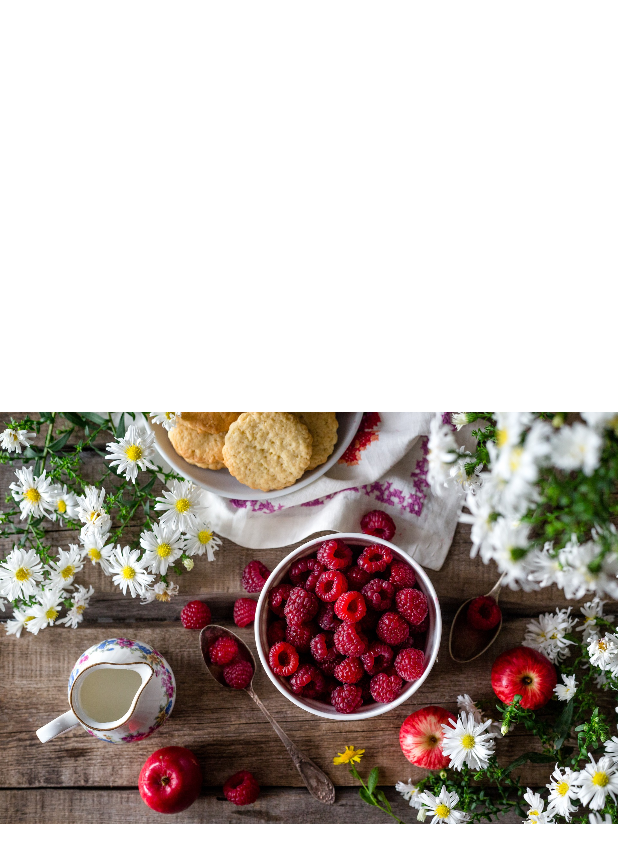
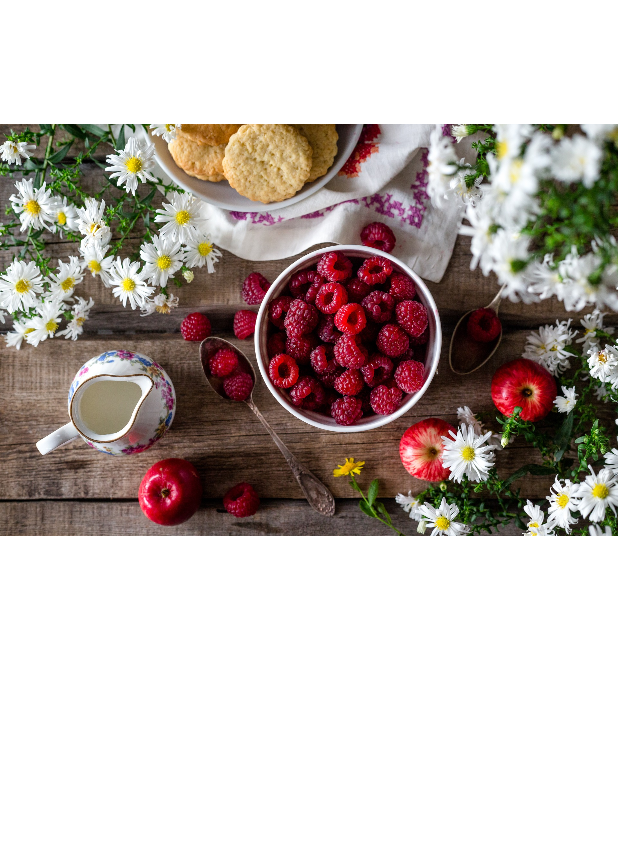
Before and after one commit to jin5578/SeoulContest, an Android app: the layout revise_layout.xml on its own in the app's theme, with its tools: preview values and no code run, on a phone screen of 412 x 824 dp. Shown: the top 863 px of the screen. Run offline under Robolectric (Android 15) with nearby library versions, the phone set to English and light mode, and no system bars.

Commit message:
PhotoActivity  - ImageView Size 변경

```diff
--- a/app/src/main/java/com/tistory/jeongs0222/seoulcontest/ui/photoshop/PhotoshopActivity.kt
+++ b/app/src/main/java/com/tistory/jeongs0222/seoulcontest/ui/photoshop/PhotoshopActivity.kt
@@ -11,6 +11,9 @@ import android.transition.TransitionManager
 import android.util.Log
 import android.view.View
 import com.bumptech.glide.Glide
+import com.bumptech.glide.RequestBuilder
+import com.bumptech.glide.RequestManager
+import com.bumptech.glide.request.RequestOptions
 import com.tistory.jeongs0222.seoulcontest.R
 import com.tistory.jeongs0222.seoulcontest.util.copy
 import com.tistory.jeongs0222.seoulcontest.util.updateWith
--- a/app/src/main/res/layout/activity_photoshop.xml
+++ b/app/src/main/res/layout/activity_photoshop.xml
@@ -12,7 +12,8 @@
     <ImageView
         android:id="@+id/photoshop_temp_imageView"
         android:layout_width="wrap_content"
-        android:layout_height="wrap_content"
+        android:layout_height="450dp"
+        android:adjustViewBounds="true"
         app:layout_constraintStart_toStartOf="parent"
         app:layout_constraintEnd_toEndOf="parent"
         app:layout_constraintTop_toTopOf="parent"
--- a/app/src/main/res/layout/revise_layout.xml
+++ b/app/src/main/res/layout/revise_layout.xml
@@ -1,5 +1,6 @@
 <?xml version="1.0" encoding="utf-8"?>
-<android.support.constraint.ConstraintLayout xmlns:android="http://schemas.android.com/apk/res/android"
+<android.support.constraint.ConstraintLayout
+    xmlns:android="http://schemas.android.com/apk/res/android"
     xmlns:app="http://schemas.android.com/apk/res-auto"
     android:layout_width="match_parent"
     android:layout_height="match_parent"
@@ -9,7 +10,9 @@
     <ImageView
         android:id="@+id/photoshop_temp_imageView"
         android:layout_width="wrap_content"
-        android:layout_height="wrap_content"
+        android:layout_height="400dp"
+        android:layout_marginTop="20dp"
+        android:adjustViewBounds="true"
         app:layout_constraintStart_toStartOf="parent"
         app:layout_constraintEnd_toEndOf="parent"
         app:layout_constraintTop_toTopOf="parent"
```
